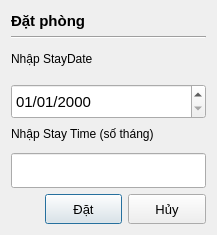
First picture: the form in Pbl2/Booking.ui, repository TrisMinh/PBL2, before the edit.
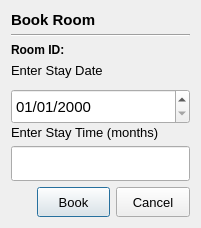
Second picture: the form after the edit.

Diff of the .ui file:
```diff
--- a/Pbl2/Booking.ui
+++ b/Pbl2/Booking.ui
@@ -6,8 +6,8 @@
    <rect>
     <x>0</x>
     <y>0</y>
-    <width>217</width>
-    <height>235</height>
+    <width>201</width>
+    <height>225</height>
    </rect>
   </property>
   <property name="windowTitle">
@@ -40,7 +40,7 @@
         </font>
        </property>
        <property name="text">
-        <string>Đặt phòng</string>
+        <string>Book Room</string>
        </property>
       </widget>
      </item>
@@ -53,12 +53,52 @@
      </item>
     </layout>
    </item>
+   <item>
+    <layout class="QHBoxLayout" name="horizontalLayout_3">
+     <item>
+      <widget class="QLabel" name="label_22">
+       <property name="maximumSize">
+        <size>
+         <width>60</width>
+         <height>16777215</height>
+        </size>
+       </property>
+       <property name="font">
+        <font>
+         <pointsize>9</pointsize>
+         <bold>true</bold>
+        </font>
+       </property>
+       <property name="text">
+        <string>Room ID: </string>
+       </property>
+      </widget>
+     </item>
+     <item>
+      <widget class="QLabel" name="ID">
+       <property name="font">
+        <font>
+         <bold>true</bold>
+        </font>
+       </property>
+       <property name="text">
+        <string/>
+       </property>
+      </widget>
+     </item>
+    </layout>
+   </item>
    <item>
     <layout class="QVBoxLayout" name="verticalLayout">
      <item>
       <widget class="QLabel" name="label_21">
+       <property name="font">
+        <font>
+         <pointsize>10</pointsize>
+        </font>
+       </property>
        <property name="text">
-        <string>Nhập StayDate</string>
+        <string>Enter Stay Date</string>
        </property>
       </widget>
      </item>
@@ -98,8 +138,13 @@
     <layout class="QVBoxLayout" name="verticalLayout_2">
      <item>
       <widget class="QLabel" name="label_20">
+       <property name="font">
+        <font>
+         <pointsize>10</pointsize>
+        </font>
+       </property>
        <property name="text">
-        <string>Nhập Stay Time (số tháng)</string>
+        <string>Enter Stay Time (months)</string>
        </property>
       </widget>
      </item>
@@ -167,10 +212,10 @@
 }</string>
          </property>
          <property name="text">
-          <string>Đặt</string>
+          <string>Book</string>
          </property>
          <property name="checkable">
-          <bool>true</bool>
+          <bool>false</bool>
          </property>
         </widget>
        </item>
@@ -198,7 +243,7 @@
 }</string>
          </property>
          <property name="text">
-          <string>Hủy</string>
+          <string>Cancel</string>
          </property>
          <property name="checkable">
           <bool>true</bool>
```
Left out of the diff: 2 changed lines with no effect on the pictures.
